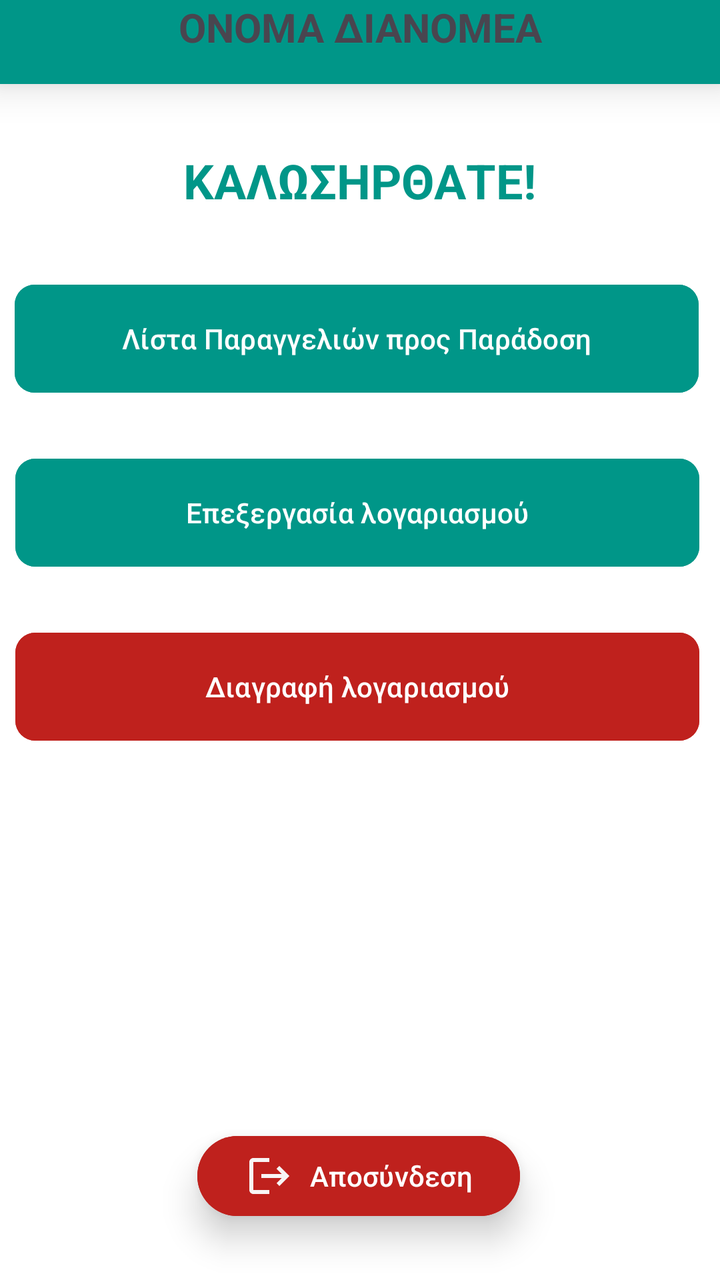
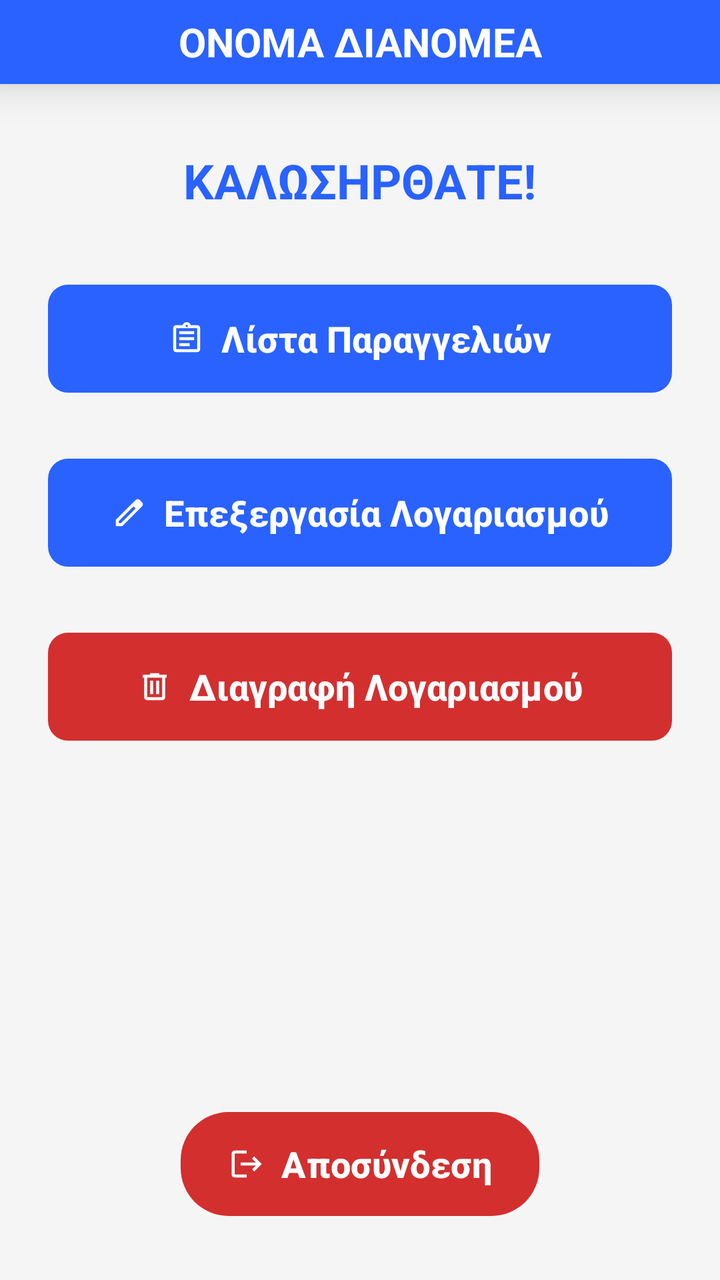

The first picture is an Android layout as it rendered before a commit; the second is the same layout after the commit. The layout source and the unified diff follow.
<!-- AndroidManifest.xml: application theme Theme.Team21 -->
<!-- res/layout/activity_deliverer_menu.xml -->
<?xml version="1.0" encoding="utf-8"?>
<androidx.constraintlayout.widget.ConstraintLayout xmlns:android="http://schemas.android.com/apk/res/android"
    xmlns:app="http://schemas.android.com/apk/res-auto"
    xmlns:tools="http://schemas.android.com/tools"
    android:id="@+id/activityDelivererDashboard"
    android:layout_width="match_parent"
    android:layout_height="match_parent"
    android:background="#FFFFFF"
    tools:context=".view.employee.deliverer.delivererMenu.DelivererMenuActivity">

    <TextView
        android:id="@+id/txtDelivererMenuName"
        android:layout_width="fill_parent"
        android:layout_height="42dp"
        android:background="#009688"
        android:elevation="12dp"
        android:text="ΟΝΟΜΑ ΔΙΑΝΟΜΕΑ"
        android:textAlignment="center"
        android:textSize="20sp"
        android:textStyle="bold"
        app:layout_constraintEnd_toEndOf="parent"
        app:layout_constraintStart_toStartOf="parent"
        app:layout_constraintTop_toTopOf="parent" />

    <TextView
        android:id="@+id/txtDelivererWelcomeMessage"
        android:layout_width="wrap_content"
        android:layout_height="wrap_content"
        android:layout_marginTop="32dp"
        android:text="ΚΑΛΩΣΗΡΘΑΤΕ!"
        android:textColor="#009688"
        android:textSize="24sp"
        android:textStyle="bold"
        app:layout_constraintEnd_toEndOf="parent"
        app:layout_constraintStart_toStartOf="parent"
        app:layout_constraintTop_toBottomOf="@+id/txtDelivererMenuName" />

    <Button
        android:id="@+id/btnDelivererMenuOrdersList"
        android:layout_width="342dp"
        android:layout_height="62dp"
        android:layout_marginTop="32dp"
        android:backgroundTint="#009688"
        android:text="Λίστα Παραγγελιών προς Παράδοση"
        app:cornerRadius="10dp"
        app:layout_constraintEnd_toEndOf="parent"
        app:layout_constraintHorizontal_bias="0.413"
        app:layout_constraintStart_toStartOf="parent"
        app:layout_constraintTop_toBottomOf="@+id/txtDelivererWelcomeMessage" />

    <Button
        android:id="@+id/btnDelivererMenuProcessAccount"
        android:layout_width="342dp"
        android:layout_height="62dp"
        android:layout_marginTop="25dp"
        android:backgroundTint="#009688"
        android:text="Επεξεργασία λογαριασμού"
        app:cornerRadius="10dp"
        app:layout_constraintEnd_toEndOf="parent"
        app:layout_constraintHorizontal_bias="0.42"
        app:layout_constraintStart_toStartOf="parent"
        app:layout_constraintTop_toBottomOf="@+id/btnDelivererMenuOrdersList" />

    <Button
        android:id="@+id/btnDelivererMenuDeleteAccount"
        android:layout_width="342dp"
        android:layout_height="62dp"
        android:layout_marginTop="25dp"
        android:backgroundTint="#BF211D"
        android:text="Διαγραφή λογαριασμού"
        app:cornerRadius="10dp"
        app:layout_constraintEnd_toEndOf="parent"
        app:layout_constraintHorizontal_bias="0.42"
        app:layout_constraintStart_toStartOf="parent"
        app:layout_constraintTop_toBottomOf="@+id/btnDelivererMenuProcessAccount" />

    <Button
        android:id="@+id/btnDelivererMenuLogout"
        android:layout_width="wrap_content"
        android:layout_height="wrap_content"
        android:layout_marginBottom="28dp"
        android:backgroundTint="#BF211D"
        android:drawableLeft="@drawable/account_logout"
        android:elevation="8dp"
        android:text="Αποσύνδεση"
        android:translationZ="10dp"
        app:cornerRadius="24dp"
        app:layout_constraintBottom_toBottomOf="parent"
        app:layout_constraintEnd_toEndOf="parent"
        app:layout_constraintHorizontal_bias="0.497"
        app:layout_constraintStart_toStartOf="parent" />

</androidx.constraintlayout.widget.ConstraintLayout>
<!-- resources referenced by this layout -->
<resources>
  <!-- drawable account_logout (drawable) -->
  <vector xmlns:android="http://schemas.android.com/apk/res/android" android:autoMirrored="true" android:height="24dp" android:tint="#F8F5F5" android:viewportHeight="24" android:viewportWidth="24" android:width="24dp">
        
      <path android:fillColor="@android:color/white" android:pathData="M17,7l-1.41,1.41L18.17,11H8v2h10.17l-2.58,2.58L17,17l5,-5zM4,5h8V3H4c-1.1,0 -2,0.9 -2,2v14c0,1.1 0.9,2 2,2h8v-2H4V5z"/>
      
  </vector>
  <style name="Theme.Team21" parent="Base.Theme.Team21" />
  <color name="bg_light">#F5F5F5</color>
  <color name="card_light">#FFFFFF</color>
  <color name="input_bg_light">#EBEBEB</color>
  <color name="text_dark">#212121</color>
  <color name="text_muted_light">#757575</color>
  <color name="white">#FFFFFFFF</color>
  <color name="eshop_primary">#2962FF</color>
  <color name="eshop_accent">#FF6D00</color>
  <color name="error_red_light">#D32F2F</color>
  <color name="filter_active_light">#2962FF</color>
  <color name="filter_bg_unselected_light">#E0E0E0</color>
  <color name="teal_menu_light">#009688</color>
  <!-- unchanged entries left out for length: 1 -->
</resources>

<!-- the commit's change to res/layout/activity_deliverer_menu.xml (unified diff, before → after) -->
@@ -5,17 +5,19 @@
     android:id="@+id/activityDelivererDashboard"
     android:layout_width="match_parent"
     android:layout_height="match_parent"
-    android:background="#FFFFFF"
+    android:background="?android:attr/windowBackground"
     tools:context=".view.employee.deliverer.delivererMenu.DelivererMenuActivity">
 
     <TextView
         android:id="@+id/txtDelivererMenuName"
-        android:layout_width="fill_parent"
+        android:layout_width="0dp"
         android:layout_height="42dp"
-        android:background="#009688"
+        android:background="?attr/colorPrimary"
         android:elevation="12dp"
         android:text="ΟΝΟΜΑ ΔΙΑΝΟΜΕΑ"
         android:textAlignment="center"
+        android:gravity="center"
+        android:textColor="?attr/colorOnPrimary"
         android:textSize="20sp"
         android:textStyle="bold"
         app:layout_constraintEnd_toEndOf="parent"
@@ -28,66 +30,86 @@
         android:layout_height="wrap_content"
         android:layout_marginTop="32dp"
         android:text="ΚΑΛΩΣΗΡΘΑΤΕ!"
-        android:textColor="#009688"
+        android:textColor="?attr/colorPrimary"
         android:textSize="24sp"
         android:textStyle="bold"
         app:layout_constraintEnd_toEndOf="parent"
         app:layout_constraintStart_toStartOf="parent"
         app:layout_constraintTop_toBottomOf="@+id/txtDelivererMenuName" />
 
-    <Button
+    <com.google.android.material.button.MaterialButton
         android:id="@+id/btnDelivererMenuOrdersList"
-        android:layout_width="342dp"
+        android:layout_width="0dp"
         android:layout_height="62dp"
+        android:layout_marginHorizontal="24dp"
         android:layout_marginTop="32dp"
-        android:backgroundTint="#009688"
-        android:text="Λίστα Παραγγελιών προς Παράδοση"
+        app:backgroundTint="?attr/colorPrimary"
+        android:text="Λίστα Παραγγελιών"
+        android:textColor="?attr/colorOnPrimary"
+        android:textSize="18sp"
+        android:textStyle="bold"
+        app:icon="@drawable/ic_assignment"
+        app:iconTint="?attr/colorOnPrimary"
+        app:iconGravity="textStart"
         app:cornerRadius="10dp"
         app:layout_constraintEnd_toEndOf="parent"
-        app:layout_constraintHorizontal_bias="0.413"
         app:layout_constraintStart_toStartOf="parent"
         app:layout_constraintTop_toBottomOf="@+id/txtDelivererWelcomeMessage" />
 
-    <Button
+    <com.google.android.material.button.MaterialButton
         android:id="@+id/btnDelivererMenuProcessAccount"
-        android:layout_width="342dp"
+        android:layout_width="0dp"
         android:layout_height="62dp"
+        android:layout_marginHorizontal="24dp"
         android:layout_marginTop="25dp"
-        android:backgroundTint="#009688"
-        android:text="Επεξεργασία λογαριασμού"
+        app:backgroundTint="?attr/colorPrimary"
+        android:text="Επεξεργασία Λογαριασμού"
+        android:textColor="?attr/colorOnPrimary"
+        android:textSize="18sp"
+        android:textStyle="bold"
+        app:icon="@drawable/ic_edit"
+        app:iconTint="?attr/colorOnPrimary"
+        app:iconGravity="textStart"
         app:cornerRadius="10dp"
         app:layout_constraintEnd_toEndOf="parent"
-        app:layout_constraintHorizontal_bias="0.42"
         app:layout_constraintStart_toStartOf="parent"
         app:layout_constraintTop_toBottomOf="@+id/btnDelivererMenuOrdersList" />
 
-    <Button
+    <com.google.android.material.button.MaterialButton
         android:id="@+id/btnDelivererMenuDeleteAccount"
-        android:layout_width="342dp"
+        android:layout_width="0dp"
         android:layout_height="62dp"
+        android:layout_marginHorizontal="24dp"
         android:layout_marginTop="25dp"
-        android:backgroundTint="#BF211D"
-        android:text="Διαγραφή λογαριασμού"
+        app:backgroundTint="?attr/colorError"
+        android:text="Διαγραφή Λογαριασμού"
+        android:textColor="?attr/colorOnPrimary"
+        android:textSize="18sp"
+        android:textStyle="bold"
+        app:icon="@drawable/ic_delete"
+        app:iconTint="?attr/colorOnPrimary"
+        app:iconGravity="textStart"
         app:cornerRadius="10dp"
         app:layout_constraintEnd_toEndOf="parent"
-        app:layout_constraintHorizontal_bias="0.42"
         app:layout_constraintStart_toStartOf="parent"
         app:layout_constraintTop_toBottomOf="@+id/btnDelivererMenuProcessAccount" />
 
-    <Button
+    <com.google.android.material.button.MaterialButton
         android:id="@+id/btnDelivererMenuLogout"
         android:layout_width="wrap_content"
-        android:layout_height="wrap_content"
+        android:layout_height="60dp"
         android:layout_marginBottom="28dp"
-        android:backgroundTint="#BF211D"
-        android:drawableLeft="@drawable/account_logout"
-        android:elevation="8dp"
+        app:backgroundTint="?attr/colorError"
         android:text="Αποσύνδεση"
-        android:translationZ="10dp"
+        android:textColor="?attr/colorOnPrimary"
+        android:textSize="18sp"
+        android:textStyle="bold"
+        app:icon="@drawable/ic_logout"
+        app:iconTint="?attr/colorOnPrimary"
+        app:iconGravity="textStart"
         app:cornerRadius="24dp"
         app:layout_constraintBottom_toBottomOf="parent"
         app:layout_constraintEnd_toEndOf="parent"
-        app:layout_constraintHorizontal_bias="0.497"
         app:layout_constraintStart_toStartOf="parent" />
 
 </androidx.constraintlayout.widget.ConstraintLayout>
<!-- resource entries referenced after the edit -->
@@ -1,6 +1,40 @@
 <!-- resources referenced by this layout -->
 <resources>
-  <!-- drawable account_logout (drawable) -->
+  <!-- drawable ic_assignment (drawable) -->
+  <vector xmlns:android="http://schemas.android.com/apk/res/android"
+      android:width="24dp"
+      android:height="24dp"
+      android:viewportWidth="960"
+      android:viewportHeight="960"
+      android:tint="?attr/colorControlNormal"
+      android:autoMirrored="true">
+    <path
+        android:fillColor="@android:color/white"
+        android:pathData="M200,840Q167,840 143.5,816.5Q120,793 120,760L120,200Q120,167 143.5,143.5Q167,120 200,120L368,120Q381,84 411.5,62Q442,40 480,40Q518,40 548.5,62Q579,84 592,120L760,120Q793,120 816.5,143.5Q840,167 840,200L840,760Q840,793 816.5,816.5Q793,840 760,840L200,840ZM200,760L760,760Q760,760 760,760Q760,760 760,760L760,200Q760,200 760,200Q760,200 760,200L200,200Q200,200 200,200Q200,200 200,200L200,760Q200,760 200,760Q200,760 200,760ZM280,680L560,680L560,600L280,600L280,680ZM280,520L680,520L680,440L280,440L280,520ZM280,360L680,360L680,280L280,280L280,360ZM501.5,161.5Q510,153 510,140Q510,127 501.5,118.5Q493,110 480,110Q467,110 458.5,118.5Q450,127 450,140Q450,153 458.5,161.5Q467,170 480,170Q493,170 501.5,161.5ZM200,760Q200,760 200,760Q200,760 200,760L200,200Q200,200 200,200Q200,200 200,200L200,200Q200,200 200,200Q200,200 200,200L200,760Q200,760 200,760Q200,760 200,760Z"/>
+  </vector>
+  <!-- drawable ic_delete (drawable) -->
+  <vector xmlns:android="http://schemas.android.com/apk/res/android"
+      android:width="24dp"
+      android:height="24dp"
+      android:viewportWidth="960"
+      android:viewportHeight="960"
+      android:tint="?attr/colorControlNormal">
+    <path
+        android:fillColor="@android:color/white"
+        android:pathData="M280,840Q247,840 223.5,816.5Q200,793 200,760L200,240L160,240L160,160L360,160L360,120L600,120L600,160L800,160L800,240L760,240L760,760Q760,793 736.5,816.5Q713,840 680,840L280,840ZM680,240L280,240L280,760Q280,760 280,760Q280,760 280,760L680,760Q680,760 680,760Q680,760 680,760L680,240ZM360,680L440,680L440,320L360,320L360,680ZM520,680L600,680L600,320L520,320L520,680ZM280,240L280,240L280,760Q280,760 280,760Q280,760 280,760L280,760Q280,760 280,760Q280,760 280,760L280,240Z"/>
+  </vector>
+  <!-- drawable ic_edit (drawable) -->
+  <vector xmlns:android="http://schemas.android.com/apk/res/android"
+      android:width="24dp"
+      android:height="24dp"
+      android:viewportWidth="960"
+      android:viewportHeight="960"
+      android:tint="?attr/colorControlNormal">
+    <path
+        android:fillColor="@android:color/white"
+        android:pathData="M200,760L257,760L648,369L591,312L200,703L200,760ZM120,840L120,670L648,143Q660,132 674.5,126Q689,120 705,120Q721,120 736,126Q751,132 762,144L817,200Q829,211 834.5,226Q840,241 840,256Q840,272 834.5,286.5Q829,301 817,313L290,840L120,840ZM760,256L760,256L704,200L704,200L760,256ZM619,341L591,312L591,312L648,369L648,369L619,341Z"/>
+  </vector>
+  <!-- drawable ic_logout (drawable) -->
   <vector xmlns:android="http://schemas.android.com/apk/res/android" android:autoMirrored="true" android:height="24dp" android:tint="#F8F5F5" android:viewportHeight="24" android:viewportWidth="24" android:width="24dp">
         
       <path android:fillColor="@android:color/white" android:pathData="M17,7l-1.41,1.41L18.17,11H8v2h10.17l-2.58,2.58L17,17l5,-5zM4,5h8V3H4c-1.1,0 -2,0.9 -2,2v14c0,1.1 0.9,2 2,2h8v-2H4V5z"/>
